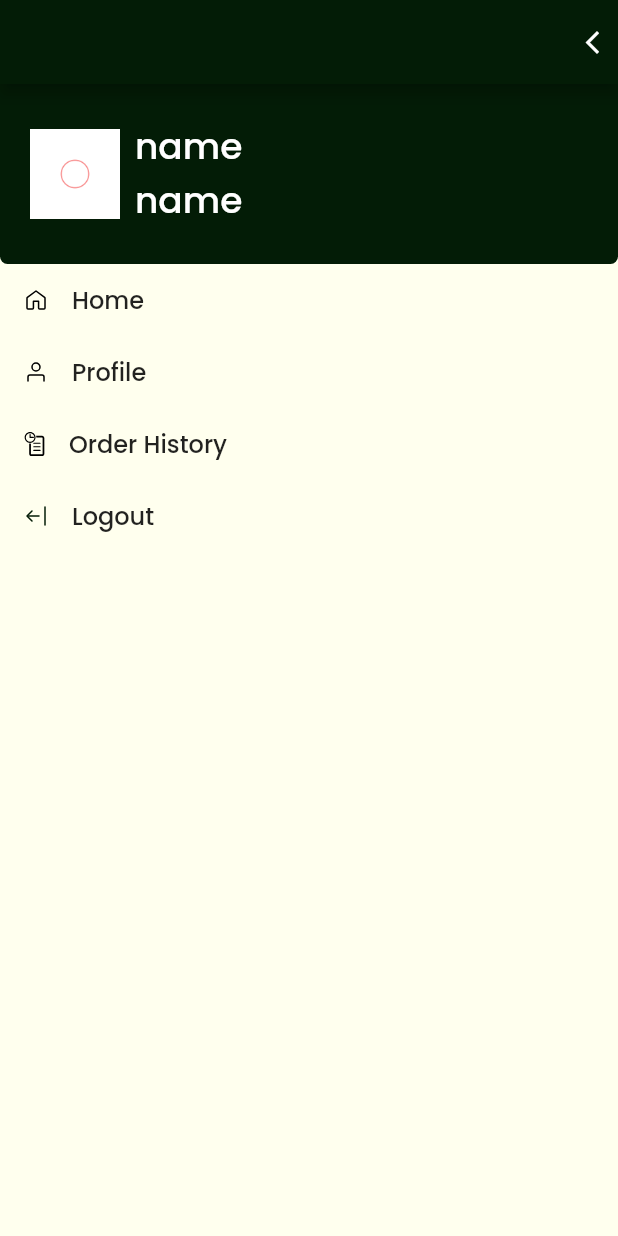
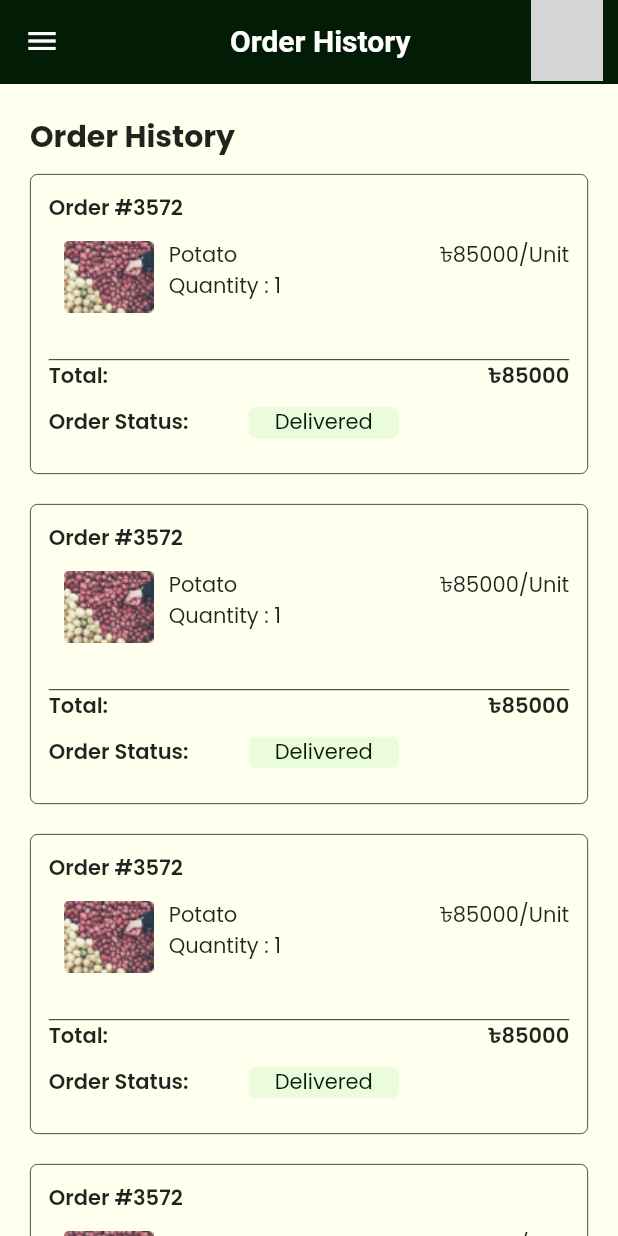
Before and after one commit to maruf-khan09/ifarmer, a Flutter app: the CustomDrawer screen opened directly, after a tap on "Order History", on a phone screen of 412 x 824 dp. Run offline on Flutter 3.47's test engine with Material 2 defaults, Android fonts, the light colour scheme and no system bars; our stand-ins replace cached_network_image, dio, flutter_svg, get, google_fonts, shared_preferences; accounts and stored records are empty; project files that could hold a hidden picture were left out; grey boxes are pictures that could not be loaded.

Commit message:
order history page design done

```diff
--- a/lib/main.dart
+++ b/lib/main.dart
@@ -7,7 +7,8 @@ import 'package:ifarmer/utils/routes.dart';
 import 'package:ifarmer/utils/shared_pref.dart';
 import 'package:ifarmer/views/checkout/checkoutpage.dart';
 import 'package:ifarmer/views/home/login.dart';
-import 'package:ifarmer/views/product%20page/product_page.dart';
+import 'package:ifarmer/views/order_history/history.dart';
+import 'package:ifarmer/views/product_page/product_page.dart';
 import 'package:ifarmer/views/profile/profile_page.dart';
 import 'package:ifarmer/views/splash_screen.dart';
 
@@ -70,6 +71,10 @@ class _MyAppState extends State<MyApp> with WidgetsBindingObserver {
           name: profilepage,
           page: () => const ProfilePage(),
         ),
+         GetPage(
+          name: orderhistorypage,
+          page: () => const OrderHistory(),
+        ),
       ],
     );
   }
--- a/lib/utils/colors.dart
+++ b/lib/utils/colors.dart
@@ -13,5 +13,11 @@ class IFarmerColors {
   static const grey = Color(0xFF9E9E9E);
   static const promoCodeBG = Color(0xFFDFE7FF);
   static const quantitybgcolor = Color(0xFFEAFCDC);
-  static const backgroundColor =  Color(0xFFFFFFEE);
+  static const backgroundColor = Color(0xFFFFFFEE);
+  static const cancelstatusColor = Color(0xFFD92121);
+  static const cancelBgColor = Color(0xFFFDE8E8);
+  static const onprogressBgColor = Color(0xFFFDF6B2);
+  static const onprogressColor = Color(0xFF723B13);
+  static const orderplaceColor = Color(0xFF208AED);
+  static const orderplacedBGColor = Color(0xFFEBF5FF);
 }
--- a/lib/utils/routes.dart
+++ b/lib/utils/routes.dart
@@ -5,3 +5,4 @@ const productpage = "/productpage";
 const splashPage = "/splashPage";
 const checkoutpage = "/checkoutpage";
 const profilepage = "/profilepage";
+const orderhistorypage = "/orderhistorypage";
--- a/lib/views/custom_widgets/custom_drawer.dart
+++ b/lib/views/custom_widgets/custom_drawer.dart
@@ -148,7 +148,9 @@ class _CustomDrawerState extends State<CustomDrawer> {
                       color: Colors.black,
                     ),
                     minLeadingWidth: 2,
-                    onTap: () async {},
+                    onTap: () async {
+                      Get.toNamed(orderhistorypage);
+                    },
                   ),
                   ListTile(
                     dense: true,
--- /dev/null
+++ b/lib/views/order_history/history.dart
@@ -0,0 +1,166 @@
+import 'package:flutter/material.dart';
+import 'package:flutter/src/widgets/container.dart';
+import 'package:flutter/src/widgets/framework.dart';
+import 'package:ifarmer/utils/colors.dart';
+import 'package:ifarmer/utils/dimensions.dart';
+import 'package:ifarmer/views/custom_widgets/custom_appbar.dart';
+import 'package:ifarmer/views/custom_widgets/custom_drawer.dart';
+import 'package:ifarmer/views/order_history/item.dart';
+
+class OrderHistory extends StatefulWidget {
+  const OrderHistory({super.key});
+
+  @override
+  State<OrderHistory> createState() => _OrderHistoryState();
+}
+
+class _OrderHistoryState extends State<OrderHistory> {
+  final GlobalKey<ScaffoldState> _historyKey = GlobalKey();
+  @override
+  Widget build(BuildContext context) {
+    return Scaffold(
+      drawer: CustomDrawer(),
+      key: _historyKey,
+      appBar: CustomAppBar(
+          scaffoldkey: _historyKey,
+          drawer: true,
+          profile: true,
+          title: "Order History"),
+      body: SingleChildScrollView(
+        physics: BouncingScrollPhysics(),
+        primary: true,
+        child: Container(
+          margin: const EdgeInsets.all(Dimensions.MARGIN_SIZE_DEFAULT),
+          child: Column(
+            crossAxisAlignment: CrossAxisAlignment.start,
+            children: [
+              const Text(
+                "Order History",
+                style: TextStyle(fontSize: 20, fontWeight: FontWeight.w700),
+              ),
+              const SizedBox(
+                height: Dimensions.MARGIN_SIZE_SMALL,
+              ),
+              ListView.separated(
+                  primary: false,
+                  shrinkWrap: true,
+                  scrollDirection: Axis.vertical,
+                  itemBuilder: ((context, index) {
+                    return Container(
+                      height: 200,
+                      width: double.infinity,
+                      padding: const EdgeInsets.all(12),
+                      decoration: BoxDecoration(
+                          borderRadius: BorderRadius.circular(5),
+                          border: Border.all(
+                              width: 0.5, color: IFarmerColors.primaryColor)),
+                      child: Column(
+                        crossAxisAlignment: CrossAxisAlignment.start,
+                        children: [
+                          const Text(
+                            "Order #3572 ",
+                            style: TextStyle(
+                                fontSize: 14, fontWeight: FontWeight.w600),
+                          ),
+                          Container(
+                            height: 80,
+                            width: double.infinity,
+                            margin: EdgeInsets.only(
+                                top: Dimensions.MARGIN_SIZE_SMALL),
+                            child: Row(
+                              mainAxisAlignment: MainAxisAlignment.spaceBetween,
+                              crossAxisAlignment: CrossAxisAlignment.start,
+                              children: [
+                                Row(
+                                  mainAxisAlignment: MainAxisAlignment.start,
+                                  crossAxisAlignment: CrossAxisAlignment.start,
+                                  children: [
+                                    Image.asset(
+                                      "assets/images/fruitsample.png",
+                                      height: 50,
+                                      width: 80,
+                                    ),
+                                    Column(
+                                      crossAxisAlignment:
+                                          CrossAxisAlignment.start,
+                                      children: [
+                                        Text("Potato"),
+                                        Text("Quantity : 1")
+                                      ],
+                                    )
+                                  ],
+                                ),
+                                Row(
+                                  mainAxisAlignment: MainAxisAlignment.start,
+                                  children: [Text("৳85000/"), Text("Unit")],
+                                )
+                              ],
+                            ),
+                          ),
+                          Container(
+                            height: 0.6,
+                            color: IFarmerColors.primaryColor,
+                            width: double.infinity,
+                          ),
+                          Row(
+                            mainAxisAlignment: MainAxisAlignment.spaceBetween,
+                            children: [
+                              const Text(
+                                "Total:",
+                                style: TextStyle(
+                                    fontSize: 14, fontWeight: FontWeight.w600),
+                              ),
+                              const Text(
+                                "৳85000",
+                                style: TextStyle(
+                                    fontSize: 14, fontWeight: FontWeight.w600),
+                              ),
+                            ],
+                          ),
+                          const SizedBox(
+                            height: 10,
+                          ),
+                          Row(
+                            mainAxisAlignment: MainAxisAlignment.start,
+                            children: [
+                              Container(
+                                width: 100,
+                                child: const Text(
+                                  "Order Status:",
+                                  style: TextStyle(
+                                      fontSize: 14,
+                                      fontWeight: FontWeight.w600),
+                                ),
+                              ),
+                              SizedBox(
+                                width: 200,
+                                child: Row(
+                                  mainAxisAlignment:
+                                      MainAxisAlignment.spaceEvenly,
+                                  children: const [
+                                    Completion(
+                                      type: "Delivered",
+                                    ),
+                                    SizedBox.shrink()
+                                  ],
+                                ),
+                              )
+                            ],
+                          ),
+                        ],
+                      ),
+                    );
+                  }),
+                  separatorBuilder: (context, index) {
+                    return const SizedBox(
+                      height: 20,
+                    );
+                  },
+                  itemCount: 10)
+            ],
+          ),
+        ),
+      ),
+    );
+  }
+}
--- /dev/null
+++ b/lib/views/order_history/item.dart
@@ -0,0 +1,84 @@
+import 'package:flutter/material.dart';
+import 'package:ifarmer/utils/colors.dart';
+
+class Completion extends StatefulWidget {
+  final String type;
+  const Completion({super.key, required this.type});
+
+  @override
+  State<Completion> createState() => _CompletionState();
+}
+
+class _CompletionState extends State<Completion> {
+  _createView(String type) {
+    switch (type) {
+      case "Confirmed":
+        return Container(
+          alignment: Alignment.center,
+          width: 100,
+          decoration: BoxDecoration(
+              color: IFarmerColors.quantitybgcolor,
+              borderRadius: BorderRadius.circular(5)),
+          child: Text(
+            widget.type.toString(),
+            style: const TextStyle(color: IFarmerColors.priceColor),
+          ),
+        );
+      case "Cancelled":
+        return Container(
+          alignment: Alignment.center,
+          width: 100,
+          decoration: BoxDecoration(
+              color: IFarmerColors.cancelBgColor,
+              borderRadius: BorderRadius.circular(5)),
+          child: Text(
+            widget.type.toString(),
+            style: const TextStyle(color: IFarmerColors.cancelstatusColor),
+          ),
+        );
+      case "On Progress":
+        return Container(
+          alignment: Alignment.center,
+          width: 100,
+          decoration: BoxDecoration(
+              color: IFarmerColors.onprogressBgColor,
+              borderRadius: BorderRadius.circular(5)),
+          child: Text(
+            widget.type.toString(),
+            style: const TextStyle(color: IFarmerColors.onprogressColor),
+          ),
+        );
+      case "Order Placed":
+        return Container(
+          alignment: Alignment.center,
+          width: 100,
+          decoration: BoxDecoration(
+              color: IFarmerColors.orderplacedBGColor,
+              borderRadius: BorderRadius.circular(5)),
+          child: Text(
+            widget.type.toString(),
+            style: const TextStyle(color: IFarmerColors.orderplaceColor),
+          ),
+        );
+      case "Delivered":
+        return Container(
+          alignment: Alignment.center,
+          width: 100,
+          decoration: BoxDecoration(
+              color: IFarmerColors.quantitybgcolor,
+              borderRadius: BorderRadius.circular(5)),
+          child: Text(
+            widget.type.toString(),
+            style: const TextStyle(color: IFarmerColors.primaryColor),
+          ),
+        );
+
+      default:
+    }
+  }
+
+  @override
+  Widget build(BuildContext context) {
+    return _createView(widget.type);
+  }
+}
--- a/lib/views/product page/product_page.dart
+++ b/lib/views/product_page/product_page.dart
@@ -2,7 +2,7 @@ import 'package:flutter/material.dart';
 import 'package:ifarmer/utils/dimensions.dart';
 import 'package:ifarmer/views/custom_widgets/custom_appbar.dart';
 import 'package:ifarmer/views/custom_widgets/custom_drawer.dart';
-import 'package:ifarmer/views/product%20page/productItem.dart';
+import 'package:ifarmer/views/product_page/productItem.dart';
 
 class ProductPage extends StatefulWidget {
   const ProductPage({super.key});
```
Also changed, not shown: lib/views/product_page/productItem.dart (renamed from lib/views/product page/productItem.dart).
